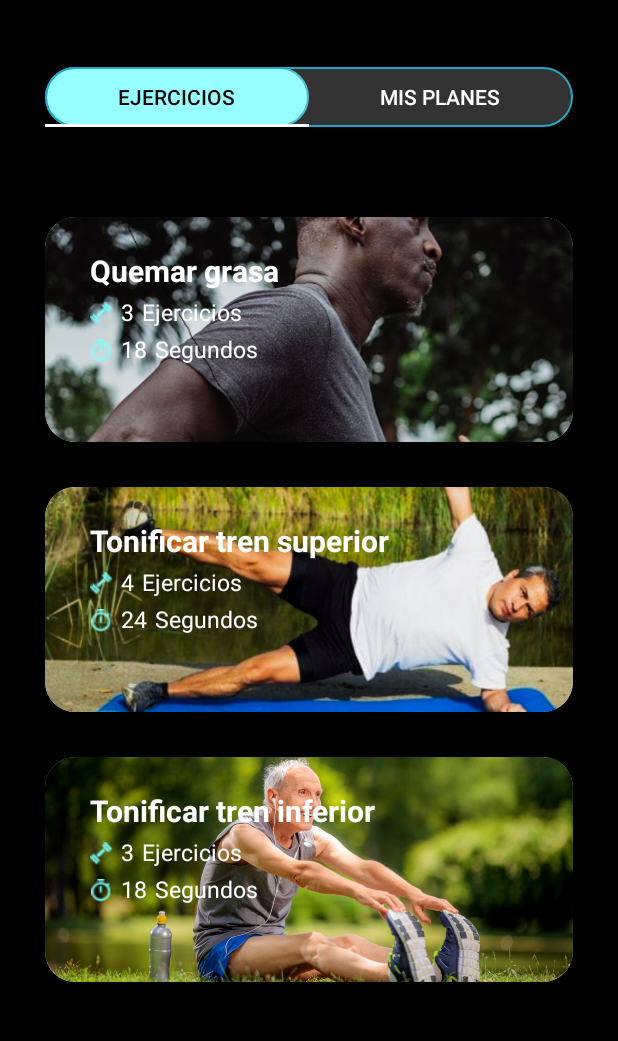
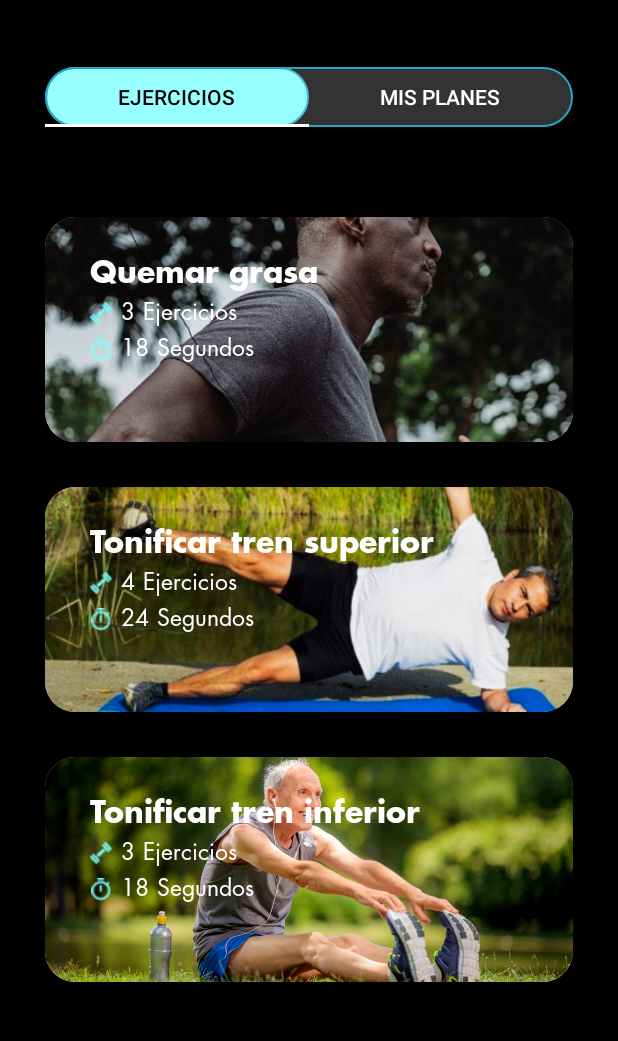
Before and after one commit to henrysala/EjercicioEnCasaApp, an Android app: the screen it shows after launch (MainActivity), on a phone screen of 412 x 824 dp, the part 62-1103 px from its top. Run offline under Robolectric (Android 15) with nearby library versions, the phone set to English and light mode, and no system bars.

Commit message:
fuente y borrando contador

```diff
--- a/app/src/main/java/com/example/ejercicioencasaapp/views/ReproductorRutinaActivity.java
+++ b/app/src/main/java/com/example/ejercicioencasaapp/views/ReproductorRutinaActivity.java
@@ -37,7 +37,6 @@ public class ReproductorRutinaActivity extends AppCompatActivity {
         setContentView(R.layout.activity_reproductor_rutina);
 
         Intent intent = getIntent();
-
 
         nombreRutina = intent.getStringExtra(EXTRA_RUTINA_NAME);
         idRutina = intent.getIntExtra(EXTRA_RUTINA_ID,0);
--- a/app/src/main/res/drawable/tab_bg.xml
+++ b/app/src/main/res/drawable/tab_bg.xml
@@ -4,7 +4,9 @@
 android:shape="rectangle"
 xmlns:android="http://schemas.android.com/apk/res/android">
 <corners android:radius="25dp"/>
-<stroke android:color="@color/colorPrimaryDark" android:width="1dp"/>
+<stroke
+    android:color="@color/colorPrimaryDark"
+    android:width="1dp" />
 <gradient
     android:type="linear"
     android:angle="90"
--- a/app/src/main/res/layout/activity_ejercicios_rutina.xml
+++ b/app/src/main/res/layout/activity_ejercicios_rutina.xml
@@ -32,7 +32,7 @@
             android:text="TextView"
             android:textColor="@color/colorText"
             android:textSize="25sp"
-            android:textStyle="bold"
+            android:fontFamily="@font/futurastd_bold"
             app:layout_constraintBottom_toBottomOf="parent"
             app:layout_constraintEnd_toEndOf="parent"
             app:layout_constraintHorizontal_bias="0.5"
--- a/app/src/main/res/layout/activity_main.xml
+++ b/app/src/main/res/layout/activity_main.xml
@@ -9,7 +9,7 @@
     tools:context=".views.MainActivity">
 
     <include layout="@layout/toolbar"
-        android:id="@+id/myToolbar"/>
+        android:id="@+id/myToolbar" />
 
     <FrameLayout
         android:layout_width="match_parent"
--- a/app/src/main/res/layout/card_view_rutinas.xml
+++ b/app/src/main/res/layout/card_view_rutinas.xml
@@ -43,7 +43,7 @@
                 android:layout_height="wrap_content"
                 android:textColor="@color/colorText"
                 android:textSize="20sp"
-                android:textStyle="bold"
+                android:fontFamily="@font/futurastd_bold"
                 app:layout_constraintBottom_toBottomOf="parent"
                 app:layout_constraintStart_toStartOf="parent" />
 
@@ -67,7 +67,8 @@
                     android:layout_height="wrap_content"
                     android:layout_marginStart="5dp"
                     android:textColor="@color/colorText"
-                    android:textSize="15sp" />
+                    android:textSize="15sp"
+                    android:fontFamily="@font/futurastd_book"/>
 
                 <TextView
                     android:id="@+id/tvPalabraEjercicios"
@@ -76,7 +77,8 @@
                     android:layout_marginStart="5dp"
                     android:text="Ejercicios"
                     android:textColor="@color/colorText"
-                    android:textSize="15sp" />
+                    android:textSize="15sp"
+                    android:fontFamily="@font/futurastd_book"/>
 
             </LinearLayout>
 
@@ -101,6 +103,7 @@
                     android:layout_marginStart="5dp"
                     android:textColor="@color/colorText"
                     android:textSize="15sp"
+                    android:fontFamily="@font/futurastd_book"
                     app:layout_constraintStart_toStartOf="parent" />
 
                 <TextView
@@ -110,7 +113,8 @@
                     android:layout_marginStart="5dp"
                     android:text="Segundos"
                     android:textColor="@color/colorText"
-                    android:textSize="15sp" />
+                    android:textSize="15sp"
+                    android:fontFamily="@font/futurastd_book"/>
 
             </LinearLayout>
         </LinearLayout>
--- a/app/src/main/res/layout/fragment_mis_planes.xml
+++ b/app/src/main/res/layout/fragment_mis_planes.xml
@@ -23,6 +23,7 @@
         android:layout_marginBottom="20dp"
         android:background="@drawable/tab_bg"
         android:textColor="@color/colorSecondary"
-        android:text="@string/agregarPlan" />
+        android:text="@string/agregarPlan"
+        android:fontFamily="@font/futurastd_bold"/>
 
 </RelativeLayout>
```
Also changed, not shown: app/src/main/res/layout/activity_reproductor_rutina.xml (+12 -8 lines), app/src/main/res/layout/card_view_ejercicios.xml (+5 -2 lines), app/src/main/res/font/futurastd_bold.otf (added), app/src/main/res/font/futurastd_boldoblique.otf (added), app/src/main/res/font/futurastd_book.otf (added), app/src/main/res/font/futurastd_bookoblique.otf (added).
